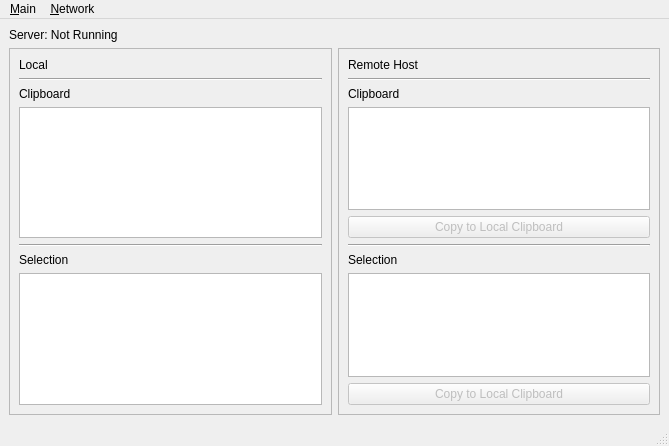
This is gui/MainWindow.ui in sicus/RemoteClipboard as Qt 5 draws it before an edit. The edited form follows.
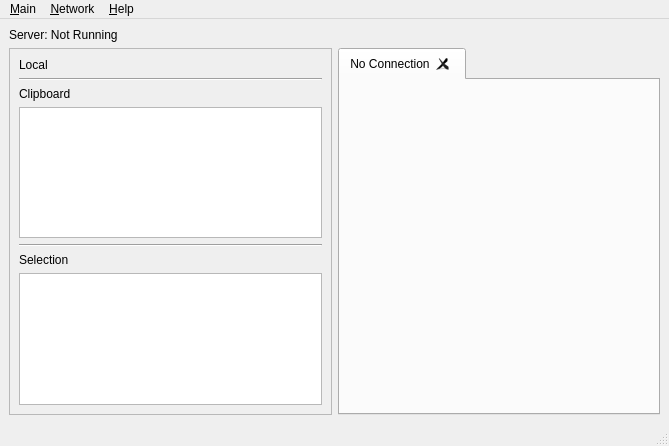
This is the edited form.

Commit message: - Tab Widget implementiert - multiple connections implementiert - Client und Serverklassen getrennt - verbessertes netzwerkhandling

Patch:
```diff
--- a/gui/MainWindow.ui
+++ b/gui/MainWindow.ui
@@ -76,87 +76,6 @@
       </layout>
      </widget>
     </item>
-    <item row="1" column="2">
-     <widget class="QFrame" name="frame_2">
-      <property name="frameShape">
-       <enum>QFrame::StyledPanel</enum>
-      </property>
-      <property name="frameShadow">
-       <enum>QFrame::Raised</enum>
-      </property>
-      <layout class="QVBoxLayout" name="verticalLayout_2">
-       <item>
-        <widget class="QLabel" name="RemoteTextLabel">
-         <property name="text">
-          <string>Remote Host</string>
-         </property>
-        </widget>
-       </item>
-       <item>
-        <widget class="Line" name="line">
-         <property name="orientation">
-          <enum>Qt::Horizontal</enum>
-         </property>
-        </widget>
-       </item>
-       <item>
-        <widget class="QLabel" name="label_3">
-         <property name="text">
-          <string>Clipboard</string>
-         </property>
-        </widget>
-       </item>
-       <item>
-        <widget class="QTextEdit" name="RemoteClipboard">
-         <property name="readOnly">
-          <bool>true</bool>
-         </property>
-        </widget>
-       </item>
-       <item>
-        <widget class="QPushButton" name="CopyClipboardButton">
-         <property name="enabled">
-          <bool>false</bool>
-         </property>
-         <property name="text">
-          <string>Copy to Local Clipboard</string>
-         </property>
-        </widget>
-       </item>
-       <item>
-        <widget class="Line" name="line_3">
-         <property name="orientation">
-          <enum>Qt::Horizontal</enum>
-         </property>
-        </widget>
-       </item>
-       <item>
-        <widget class="QLabel" name="RemoteSelectionTitle">
-         <property name="text">
-          <string>Selection</string>
-         </property>
-        </widget>
-       </item>
-       <item>
-        <widget class="QTextEdit" name="RemoteSelection">
-         <property name="readOnly">
-          <bool>true</bool>
-         </property>
-        </widget>
-       </item>
-       <item>
-        <widget class="QPushButton" name="CopySelectionButton">
-         <property name="enabled">
-          <bool>false</bool>
-         </property>
-         <property name="text">
-          <string>Copy to Local Clipboard</string>
-         </property>
-        </widget>
-       </item>
-      </layout>
-     </widget>
-    </item>
     <item row="0" column="0">
      <widget class="QLabel" name="ServerLabel">
       <property name="text">
@@ -164,6 +83,24 @@
       </property>
      </widget>
     </item>
+    <item row="1" column="1">
+     <widget class="QTabWidget" name="ClientTabs">
+      <property name="currentIndex">
+       <number>0</number>
+      </property>
+      <property name="tabsClosable">
+       <bool>true</bool>
+      </property>
+      <property name="movable">
+       <bool>true</bool>
+      </property>
+      <widget class="QWidget" name="tab">
+       <attribute name="title">
+        <string>No Connection</string>
+       </attribute>
+      </widget>
+     </widget>
+    </item>
    </layout>
   </widget>
   <widget class="QMenuBar" name="menubar">
@@ -188,10 +125,16 @@
     <addaction name="actionStart_Server"/>
     <addaction name="actionS_top_Server"/>
     <addaction name="action_Connect_to_Server"/>
-    <addaction name="actionDisconnect_from_Server"/>
+   </widget>
+   <widget class="QMenu" name="menuHelp">
+    <property name="title">
+     <string>&amp;Help</string>
+    </property>
+    <addaction name="action_About"/>
    </widget>
    <addaction name="menuMain"/>
    <addaction name="menuNetwork"/>
+   <addaction name="menuHelp"/>
   </widget>
   <widget class="QStatusBar" name="statusbar"/>
   <action name="action_Quit">
```
Left out of the diff: 5 changed lines with no effect on the pictures. The commit also changes 10 other files.
